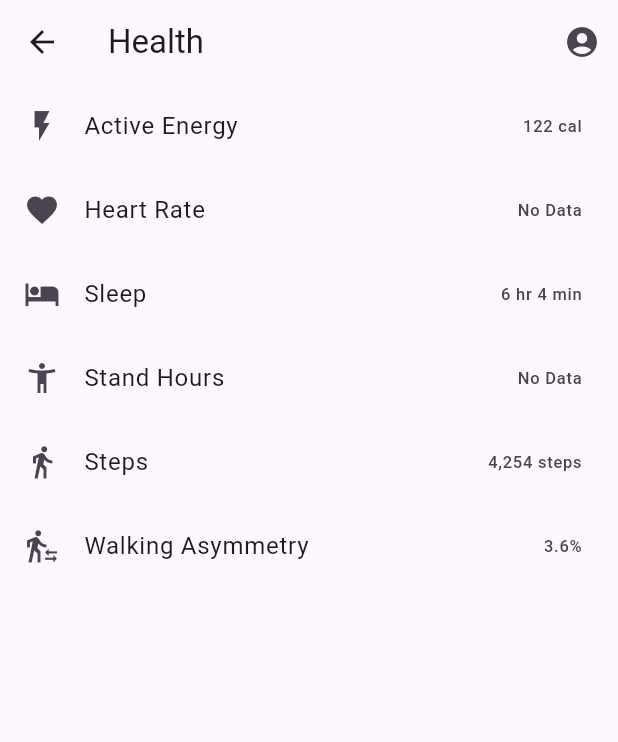
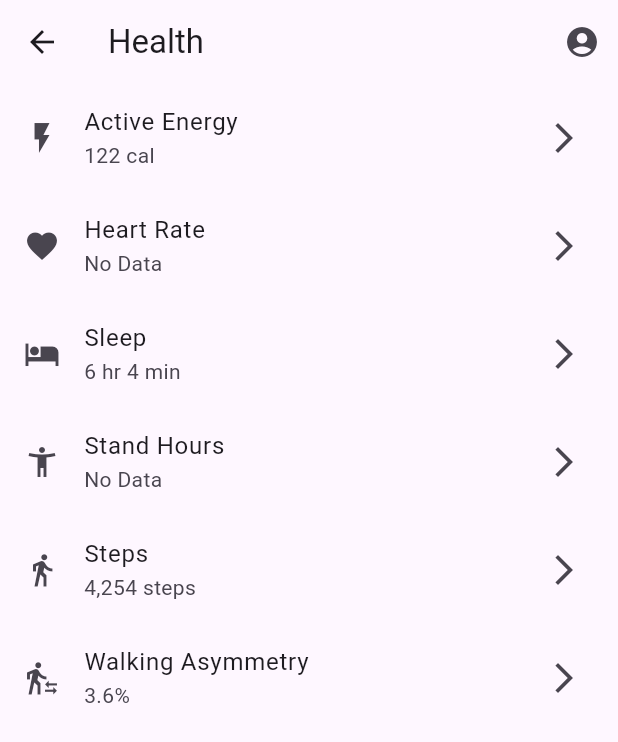
Before and after one commit to CS5520-Seattle-Fall23/finalproject-fantastic-four, a Flutter app: the SummaryPage screen opened directly, on a phone screen of 412 x 824 dp. Shown: the top 742 px of the screen. Run offline on Flutter 3.47's test engine with Material 3 defaults, Android fonts, the phone set to English and light mode, and no system bars; our stand-ins replace bot_toast, card_swiper, cloud_firestore, firebase_auth, firebase_core, firebase_messaging and 5 more; accounts and stored records are empty.

Commit message:
update some health pages

```diff
--- a/sweetpet/lib/page/health_page/health_page.dart
+++ b/sweetpet/lib/page/health_page/health_page.dart
@@ -1,20 +1,52 @@
 import 'package:flutter/material.dart';
 import 'package:image_picker/image_picker.dart';
+// Import the detailed pages for navigation.
+import 'active_energy.dart';
+import 'heart_rate.dart';
+import 'sleep.dart';
+import 'stand_hours.dart';
+import 'steps.dart';
+import 'walking_asymmetry.dart';
 
+/// SummaryPage provides an overview of the user's health metrics.
+///
+/// This screen shows a list of health-related metrics, such as Active Energy,
+/// Heart Rate, Sleep, Stand Hours, Steps, and Walking Asymmetry. Each metric
+/// is displayed with a leading icon, the metric's name, the current value,
+/// and a trailing arrow icon. Tapping on the metric navigates to a detailed
+/// page where the user can view more data and make updates.
 class SummaryPage extends StatefulWidget {
   @override
   _SummaryPageState createState() => _SummaryPageState();
 }
 
+/// The state for SummaryPage.
+///
+/// Manages the user's profile image and handles the navigation to detail pages for
+/// each health metric. Users can update their profile picture via an image picker.
 class _SummaryPageState extends State<SummaryPage> {
   XFile? _image;
 
+  /// Opens an image picker for the user to select a new profile picture.
   Future<void> _pickImage() async {
     final ImagePicker _picker = ImagePicker();
     final XFile? image = await _picker.pickImage(source: ImageSource.gallery);
     setState(() {
       _image = image;
     });
+  }
+
+  /// Navigates to a detailed page for a specific health metric.
+  ///
+  /// The detailed page is pushed onto the navigation stack, which allows users
+  /// to return to the summary page using the back navigation.
+  ///
+  /// [page] is the widget that is displayed when navigating to the detailed view.
+  void _navigateToPage(Widget page) {
+    Navigator.push(
+      context,
+      MaterialPageRoute(builder: (context) => page),
+    );
   }
 
   @override
@@ -30,39 +62,71 @@ class _SummaryPageState extends State<SummaryPage> {
         ],
       ),
       body: ListView(
-        children: const <Widget>[
-          ListTile(
-            leading: Icon(Icons.flash_on),
-            title: Text('Active Energy'),
-            trailing: Text('122 cal'),
+        children: <Widget>[
+          _buildMetricTile(
+            title: 'Active Energy',
+            subtitle: '122 cal',
+            onTap: () => _navigateToPage(ActiveEnergyPage()),
+            icon: Icons.flash_on,
           ),
-          ListTile(
-            leading: Icon(Icons.favorite),
-            title: Text('Heart Rate'),
-            trailing: Text('No Data'),
+          _buildMetricTile(
+            title: 'Heart Rate',
+            subtitle: 'No Data',
+            onTap: () => _navigateToPage(HeartRatePage()),
+            icon: Icons.favorite,
           ),
-          ListTile(
-            leading: Icon(Icons.hotel),
-            title: Text('Sleep'),
-            trailing: Text('6 hr 4 min'),
+          _buildMetricTile(
+            title: 'Sleep',
+            subtitle: '6 hr 4 min',
+            onTap: () => _navigateToPage(SleepPage()),
+            icon: Icons.hotel,
           ),
-          ListTile(
-            leading: Icon(Icons.accessibility_new),
-            title: Text('Stand Hours'),
-            trailing: Text('No Data'),
+          _buildMetricTile(
+            title: 'Stand Hours',
+            subtitle: 'No Data',
+            onTap: () => _navigateToPage(StandHoursPage()),
+            icon: Icons.accessibility_new,
           ),
-          ListTile(
-            leading: Icon(Icons.directions_walk),
-            title: Text('Steps'),
-            trailing: Text('4,254 steps'),
+          _buildMetricTile(
+            title: 'Steps',
+            subtitle: '4,254 steps',
+            onTap: () => _navigateToPage(StepsPage()),
+            icon: Icons.directions_walk,
           ),
-          ListTile(
-            leading: Icon(Icons.transfer_within_a_station),
-            title: Text('Walking Asymmetry'),
-            trailing: Text('3.6%'),
+          _buildMetricTile(
+            title: 'Walking Asymmetry',
+            subtitle: '3.6%',
+            onTap: () => _navigateToPage(WalkingAsymmetryPage()),
+            icon: Icons.transfer_within_a_station,
           ),
         ],
       ),
     );
   }
+
+  /// Creates a ListTile for a health metric.
+  ///
+  /// This helper method generates a ListTile with a consistent design pattern
+  /// for displaying health metrics on the summary page. It includes an icon,
+  /// a title, a subtitle with the current metric value, and a trailing icon
+  /// indicating that the tile can be tapped to reveal more information.
+  ///
+  /// [icon] is the leading icon for the metric.
+  /// [title] is the name of the health metric to display.
+  /// [subtitle] is the current value or status of the metric.
+  /// [onTap] is the function to execute when the ListTile is tapped.
+  Widget _buildMetricTile({
+    required IconData icon,
+    required String title,
+    required String subtitle,
+    required Function onTap,
+  }) {
+    return ListTile(
+      leading: Icon(icon),
+      title: Text(title),
+      subtitle: Text(subtitle),
+      trailing: Icon(Icons.arrow_forward_ios),
+      onTap: () => onTap(),
+    );
+  }
 }
```
Also changed, not shown: sweetpet/lib/page/health_page/active_energy.dart (+39 -12 lines), sweetpet/lib/page/health_page/add_active_energy_data.dart (added, +117 -0 lines), sweetpet/lib/page/health_page/add_data.dart (deleted, +0 -117 lines), sweetpet/lib/page/health_page/heart_rate.dart (added), sweetpet/lib/page/health_page/sleep.dart (added), sweetpet/lib/page/health_page/stand_hours.dart (added), sweetpet/lib/page/health_page/steps.dart (added), sweetpet/lib/page/health_page/walking_asymmetry.dart (added).
